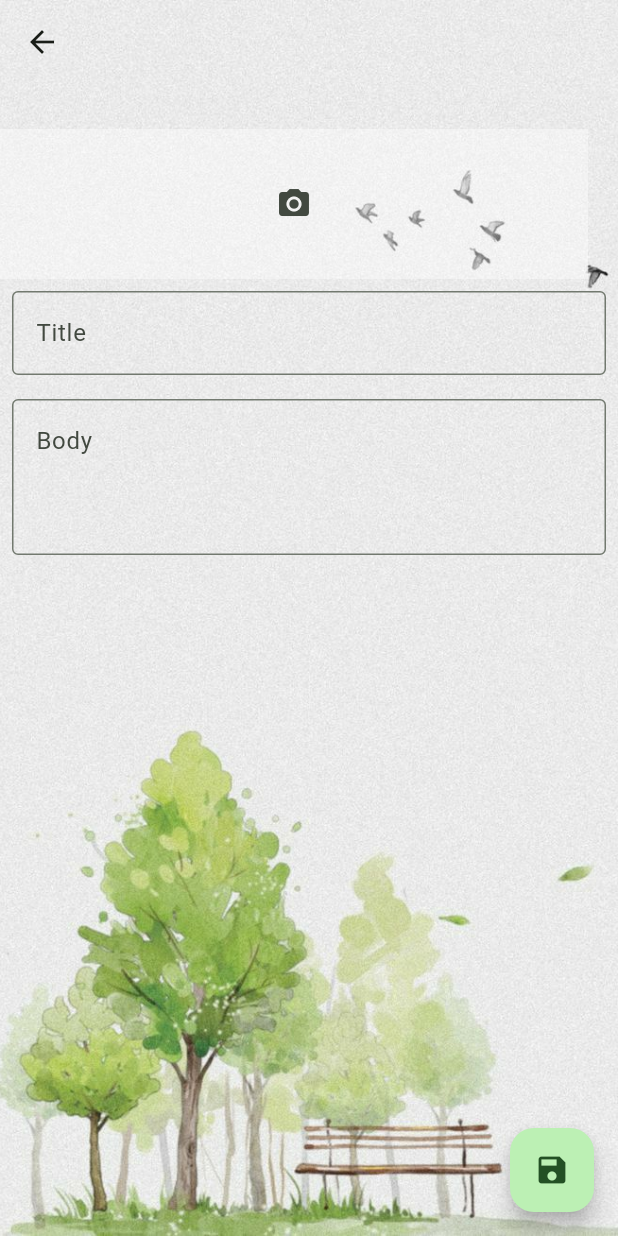
After one commit to FatmaMoataz/task_flutter, a Flutter app: the AddItemScreen screen opened directly, on a phone screen of 412 x 824 dp. The commit adds this screen. Run offline on Flutter 3.47's test engine with Material 3 defaults, Android fonts, the phone set to English and light mode, and no system bars; our stand-ins replace image_picker.

Commit message:
Updated project with new code

```diff
--- /dev/null
+++ b/devtools_options.yaml
@@ -0,0 +1,3 @@
+description: This file stores settings for Dart & Flutter DevTools.
+documentation: https://docs.flutter.dev/tools/devtools/extensions#configure-extension-enablement-states
+extensions:
--- /dev/null
+++ b/lib/add_item/add_item_screen.dart
@@ -0,0 +1,138 @@
+import 'package:flutter/material.dart';
+import 'package:task4/add_item/item.dart';
+import 'package:task4/add_item/item_model.dart';
+import 'package:task4/dashboard/dashboard_screen.dart';
+import '../details/details_screen/details_page.dart';
+import 'package:image_picker/image_picker.dart';
+import 'dart:io';
+import 'package:provider/provider.dart';
+
+class AddItemScreen extends StatefulWidget {
+  const AddItemScreen({super.key});
+
+  @override
+  State<AddItemScreen> createState() => _AddItemScreenState();
+}
+
+class _AddItemScreenState extends State<AddItemScreen> {
+
+
+
+
+  TextEditingController title = TextEditingController();
+
+  TextEditingController body = TextEditingController();
+
+  @override
+  void dispose() {
+    title.dispose();
+    body.dispose();
+    // TODO: implement dispose
+    super.dispose();
+  }
+
+  @override
+  Widget build(BuildContext context) {
+    return Scaffold(
+      extendBodyBehindAppBar: true,
+      appBar: AppBar(
+        backgroundColor: Colors.transparent,
+      ),
+      body: Container(
+        decoration: BoxDecoration(
+          image: DecorationImage(
+             fit: BoxFit.cover,
+            image: AssetImage('assets/background.jpg'))
+        ),
+        child: Consumer <ItemModel> (
+          builder: (context, itemModel, child) =>
+           ListView(
+            children: [
+              SizedBox(height: 30,),
+
+            Row(
+              children: [
+                SizedBox(
+                  height: 100,
+                  child: itemModel.selectedImage!.isEmpty ?  Container(
+
+                      color: Colors.white38,
+                      height: 150,
+                      width: MediaQuery.sizeOf(context).width-20,
+                       child: IconButton(onPressed: (){
+                        itemModel.imageSelector();
+                       }, icon: Icon(Icons.camera_alt)),) :
+                       Row(
+                         children: [
+          Container(
+
+                      color: Colors.white38,
+                      height: 100,
+                      width: MediaQuery.sizeOf(context).width-120,
+                       child: IconButton(onPressed: (){
+                        itemModel.imageSelector();
+                       }, icon: Icon(Icons.camera_alt)),),
+                           SizedBox(
+                            height: 100,
+                             child: ListView(
+                              scrollDirection: Axis.horizontal,
+                              children: itemModel.selectedImage!.map((toElement) => Stack(
+                                children: [
+                                  Padding(
+                                    padding: const EdgeInsets.symmetric(horizontal : 8.0),
+                                    child: Image.file(toElement, height: 100, width: 100, fit: BoxFit.cover,),
+                                  ),
+                                  IconButton(onPressed: (){
+itemModel.removeImage(itemModel.selectedImage!.indexOf(toElement));
+
+                                  }, icon: Icon(Icons.cancel))
+                                ],
+                              )).toList(),),
+                           ),
+                         ],
+                       ),
+                ),
+              ],
+            ),
+              Padding(
+                padding: const EdgeInsets.all(8.0),
+                child: TextField(
+                  controller: title,
+                  decoration: InputDecoration(
+                    hintText: "Title",
+                    border: OutlineInputBorder(),
+                  ),
+                ),
+              ),
+              Padding(
+                padding: const EdgeInsets.all(8.0),
+                child: TextField(
+                  controller: body,
+                  minLines: 3,
+                  maxLines: 7,
+                  decoration: InputDecoration(
+                    hintText: "Body",
+                    border: OutlineInputBorder(),
+                  ),
+                ),
+              ),
+            ],
+          ),
+        ),
+      ),
+      floatingActionButton: FloatingActionButton(
+        child: Icon(Icons.save),
+        onPressed: (){
+final item = Provider.of<ItemModel>(context,listen: false);
+item.addItem(Item(
+  images: List.from(item.selectedImage!),
+   title: title.text,
+    body: body.text,
+    favorite: false));
+item.selectedImage!.clear();
+Navigator.pushReplacement(context, MaterialPageRoute(builder: (context) => DashboardScreen()));
+
+        }),
+    );
+  }
+}
--- /dev/null
+++ b/lib/add_item/item.dart
@@ -0,0 +1,11 @@
+import 'dart:io';
+
+class Item {
+
+  Item({required this.images, required this.title, required this.body, required this.favorite});
+
+  List<File> images;
+  String title;
+  String body;
+  bool favorite;
+}
--- /dev/null
+++ b/lib/add_item/item_model.dart
@@ -0,0 +1,39 @@
+import 'package:flutter/material.dart';
+import 'package:image_picker/image_picker.dart';
+import 'dart:io';
+import 'item.dart';
+
+class ItemModel extends ChangeNotifier{
+
+List <Item> _items = [];
+List<Item> get items => _items;
+
+void addItem(Item item) {
+_items.add(item);
+notifyListeners();
+}
+
+
+ImagePicker imagePicker = ImagePicker();
+
+List <File> ? selectedImage = [];
+
+Future <void> imageSelector() async {
+List <XFile> ? images = await imagePicker.pickMultiImage();
+
+if(images != null ) {
+  selectedImage!.addAll(images.map((toElement) => File(toElement!.path)).toList());
+}
+notifyListeners();
+}
+void removeImage(index) {
+  selectedImage!.removeAt(index);
+  notifyListeners();
+}
+Item ? _selectedItem;
+Item ? get selectedItem => _selectedItem;
+void selectItem(Item item) {
+_selectedItem = item;
+notifyListeners();
+}
+}
--- a/pubspec.yaml
+++ b/pubspec.yaml
@@ -33,7 +33,7 @@ dependencies:
 
   # The following adds the Cupertino Icons font to your application.
   # Use with the CupertinoIcons class for iOS style icons.
-  cupertino_icons: ^1.0.8
+  # cupertino_icons: ^1.0.8
   image_picker: ^1.1.2
 
 dev_dependencies:
@@ -45,7 +45,8 @@ dev_dependencies:
   # activated in the `analysis_options.yaml` file located at the root of your
   # package. See that file for information about deactivating specific lint
   # rules and activating additional ones.
-  flutter_lints: ^5.0.0
+  # flutter_lints: ^5.0.0
+  provider: ^6.1.5
 
 # For information on the generic Dart part of this file, see the
 # following page: https://dart.dev/tools/pub/pubspec
```
Also changed, not shown: lib/dashboard/dashboard_screen.dart (added, +52 -0 lines), lib/details/details_screen/details_page.dart (added, +77 -0 lines), lib/first_screen.dart (deleted, +0 -144 lines), lib/home/home_screen/home_page.dart (deleted, +0 -68 lines), lib/main.dart (+18 -3 lines), lib/profile/profile_page/profile_page.dart (+16 -51 lines), lib/profile/profile_widget/options.dart (added, +26 -0 lines), lib/profile/user.dart (added, +10 -0 lines), lib/profile/user_model.dart (added, +37 -0 lines), lib/details/details_widget/details_widget.dart (renamed from lib/home/home_widget/home_widget.dart), lib/details/details_widget/favorite.dart (renamed from lib/home/home_widget/favorite.dart), lib/details/details_widget/season.dart (renamed from lib/home/home_widget/season.dart), pubspec.lock, 1 other file.
